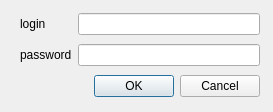
Old version of the form login-dialog.ui in the repository herbion/vk-photos.
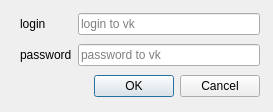
New version of the form.

Diff of the .ui file:
```diff
--- a/login-dialog.ui
+++ b/login-dialog.ui
@@ -42,10 +42,17 @@
       <property name="echoMode">
        <enum>QLineEdit::Password</enum>
       </property>
+      <property name="placeholderText">
+       <string>password to vk</string>
+      </property>
      </widget>
     </item>
     <item row="0" column="1">
-     <widget class="QLineEdit" name="loginLineEdit"/>
+     <widget class="QLineEdit" name="loginLineEdit">
+      <property name="placeholderText">
+       <string>login to vk</string>
+      </property>
+     </widget>
     </item>
     <item row="2" column="1">
      <widget class="QDialogButtonBox" name="buttonBox">
```
Left out of the diff: 5 changed lines with no effect on the pictures.
